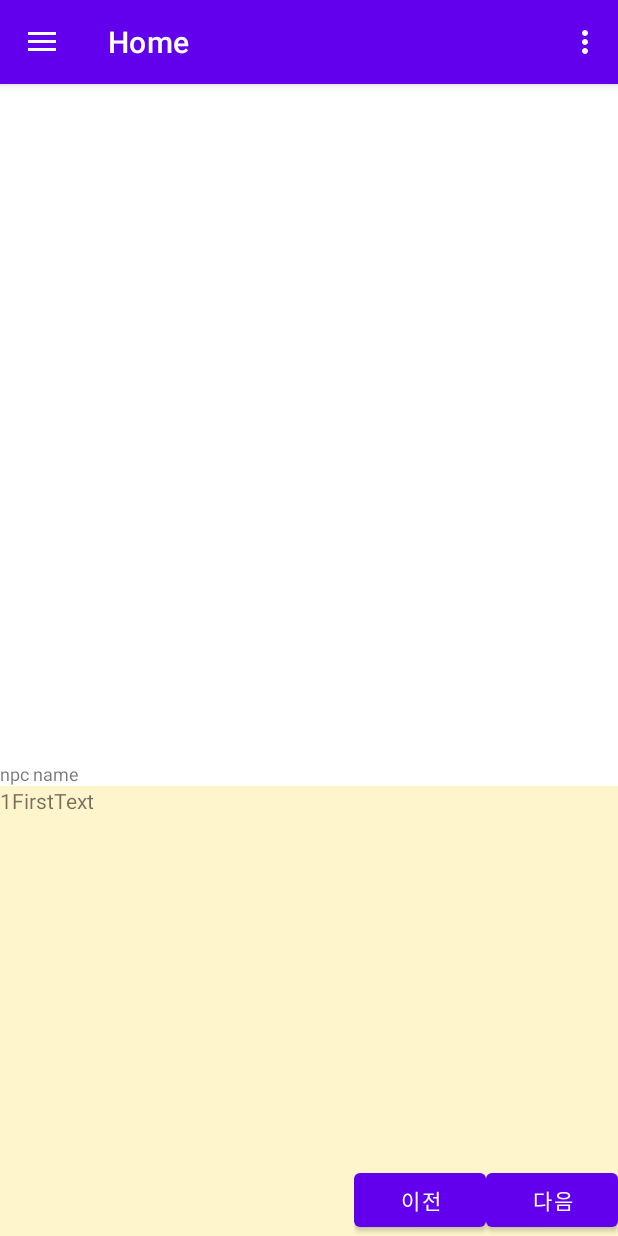
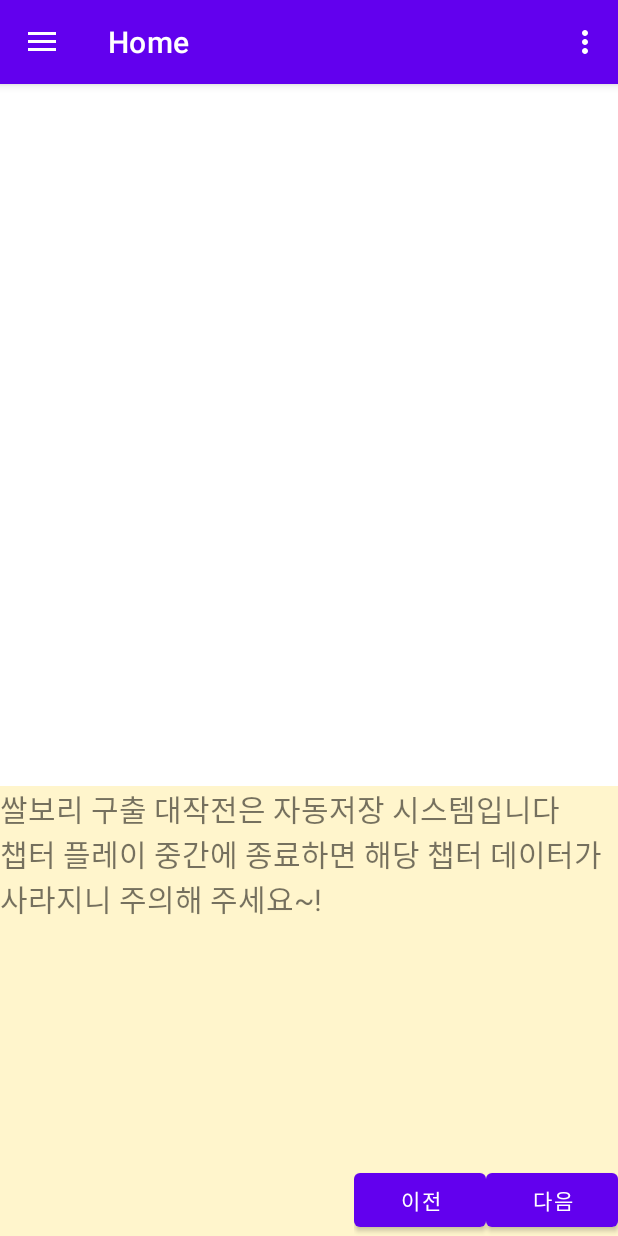
Before and after one commit to blueCreators/SsalBoriAdventure, an Android app: the GameMainActivity screen opened directly, with no data from a screen before it, on a phone screen of 412 x 824 dp. Run offline under Robolectric (Android 15) with nearby library versions, the phone set to English and light mode, and no system bars; our stand-ins replace navigation-ui.

Commit message:
11/23 스크립트 다시보기 기능 거의 구현

```diff
--- a/app/src/main/java/org/techtown/ppackchinda/ui/home/HomeFragment.java
+++ b/app/src/main/java/org/techtown/ppackchinda/ui/home/HomeFragment.java
@@ -58,6 +58,7 @@ public class HomeFragment extends Fragment {
                     chapter++;
                     page=0;
                     //미니게임이나 완전 끝 만나면 일어날 거 if로 쓰기
+                    //자동저장 부분 토스트 화면?
                 }
                 else{
                     page++;
@@ -74,6 +75,15 @@ public class HomeFragment extends Fragment {
             scripts=getResources().getStringArray(chapId[selChap]);
             chapter=selChap;
         }
-        txtScript.setText(scripts[selPage]);
+        if(scripts[selPage].contains(":"))
+        {
+            String[] temp=scripts[selPage].split(":");
+            txtNPC.setText(temp[0]);
+            txtScript.setText(temp[1]);
+        }
+        else{
+            txtNPC.setText(" ");
+            txtScript.setText(scripts[selPage]);
+        }
     }
 }
--- a/app/src/main/res/layout/fragment_home.xml
+++ b/app/src/main/res/layout/fragment_home.xml
@@ -6,7 +6,7 @@
         android:id="@+id/txtNPC"
         android:layout_width="match_parent"
         android:layout_height="wrap_content"
-        android:textSize="12dp"
+        android:textSize="20dp"
         android:text="npc name"
         android:layout_above="@id/layoutScript"/>
     <FrameLayout
@@ -20,6 +20,7 @@
             android:layout_width="match_parent"
             android:layout_height="match_parent"
             android:text="context"
+            android:textSize="20dp"
             android:layout_gravity="center_horizontal"
             android:background="#fff5cc"/>
         <LinearLayout
--- a/app/src/main/res/menu/activity_main_drawer.xml
+++ b/app/src/main/res/menu/activity_main_drawer.xml
@@ -15,6 +15,6 @@
         <item
             android:id="@+id/nav_slideshow"
             android:icon="@drawable/ic_menu_slideshow"
-            android:title="@string/menu_slideshow" />
+            android:title="@string/menu_reread" />
     </group>
 </menu>
--- a/app/src/main/res/navigation/mobile_navigation.xml
+++ b/app/src/main/res/navigation/mobile_navigation.xml
@@ -19,7 +19,7 @@
 
     <fragment
         android:id="@+id/nav_slideshow"
-        android:name="org.techtown.ppackchinda.ui.slideshow.SlideshowFragment"
-        android:label="@string/menu_slideshow"
-        tools:layout="@layout/fragment_slideshow" />
+        android:name="org.techtown.ppackchinda.ui.reread.ReReadFragment"
+        android:label="@string/menu_reread"
+        tools:layout="@layout/fragment_reread" />
 </navigation>
--- a/app/src/main/res/values/array.xml
+++ b/app/src/main/res/values/array.xml
@@ -1,10 +1,15 @@
 <?xml version="1.0" encoding="utf-8"?>
 <resources>
     <string-array name="Chapter1">
-        <item>1FirstText</item>
-        <item>1SecondText</item>
-        <item>1ThirdText</item>
+        <item>쌀보리 구출 대작전은 자동저장 시스템입니다 \n챕터 플레이 중간에 종료하면 해당 챕터 데이터가 사라지니 주의해 주세요~! </item>
+        <item>누군가:1FirstText</item>
+        <item>누군가:1SecondText</item>
+        <item>나:1ThirdText</item>
         <item>1FourthText</item>
+        <item>1다섯</item>
+        <item>1여섯</item>
+        <item>1일곱</item>
+        <item>1여덟</item>
     </string-array>
     <string-array name="Chapter2">
         <item>2FirstText</item>
@@ -18,4 +23,10 @@
         <item>3ThirdText</item>
         <item>3FourthText</item>
     </string-array>
+
+    <string-array name="ChapterNumber">
+        <item>Chapter 1</item>
+        <item>Chapter 2</item>
+        <item>Chapter 3</item>
+    </string-array>
 </resources>
--- a/app/src/main/res/values/strings.xml
+++ b/app/src/main/res/values/strings.xml
@@ -10,7 +10,7 @@
 
     <string name="menu_home">Home</string>
     <string name="menu_gallery">Gallery</string>
-    <string name="menu_slideshow">Slideshow</string>
+    <string name="menu_reread">스크립트 다시읽기</string>
 
     <string name="temp">Chapter1</string>
 </resources>
```
Also changed, not shown: app/src/main/java/org/techtown/ppackchinda/ui/reread/ReReadFragment.java (added, +65 -0 lines), app/src/main/java/org/techtown/ppackchinda/ui/slideshow/SlideshowFragment.java (deleted, +0 -33 lines), app/src/main/java/org/techtown/ppackchinda/ui/slideshow/SlideshowViewModel.java (deleted, +0 -19 lines), app/src/main/res/layout/fragment_reread.xml (added, +32 -0 lines), app/src/main/res/layout/fragment_slideshow.xml (deleted, +0 -23 lines), app/src/main/res/layout/reread_script_msg.xml (added, +24 -0 lines).
